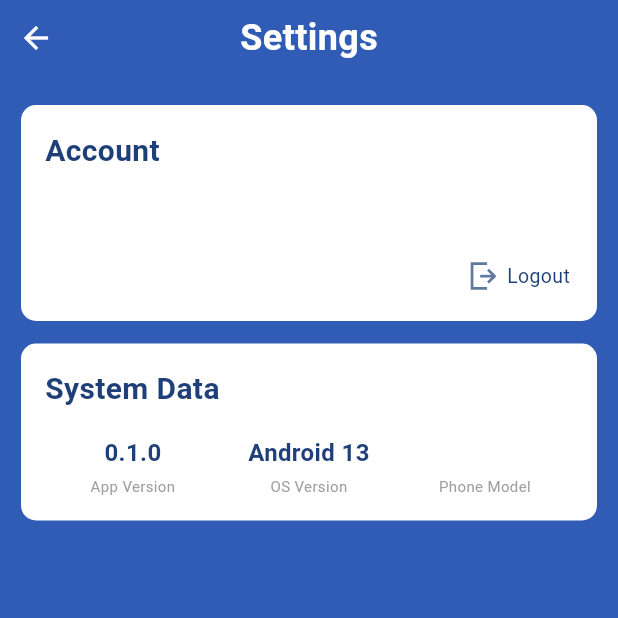
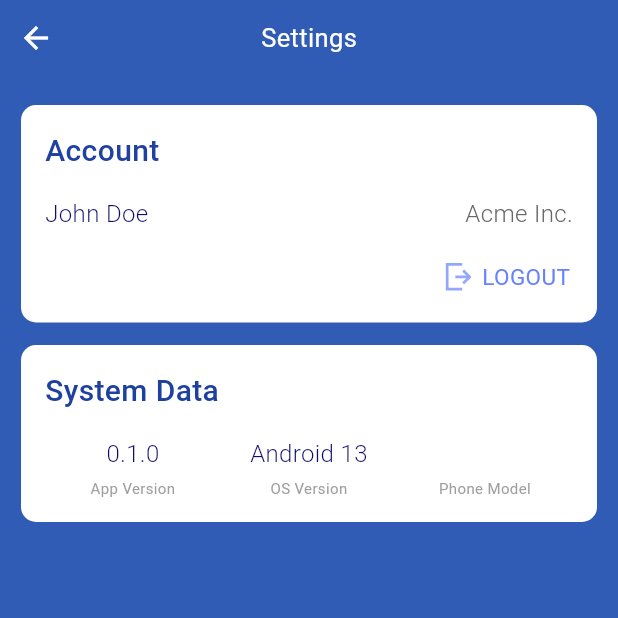
Before and after one commit to procion1302/mcc, a Flutter app: the SettingsScreen screen opened directly, on a phone screen of 412 x 824 dp, the top half of it. Run offline on Flutter 3.47's test engine with Material 3 defaults, Android fonts, the phone set to English and light mode, and no system bars; our stand-ins replace device_info_plus, flutter_svg, package_info_plus; accounts and stored records are empty.

Commit message:
Improving settings design. Adding logout

```diff
--- a/lib/account_cell.dart
+++ b/lib/account_cell.dart
@@ -13,8 +13,9 @@ class User {
 
 class AccountCell extends StatelessWidget {
   final User user;
+  final VoidCallback onLogout;
 
-  const AccountCell({super.key, required this.user});
+  const AccountCell({super.key, required this.user, required this.onLogout});
 
   @override
   Widget build(BuildContext context) {
@@ -31,8 +32,8 @@ class AccountCell extends StatelessWidget {
             'Account',
             style: TextStyle(
               fontSize: 20,
-              fontWeight: FontWeight.bold,
-              color: Color.fromRGBO(30, 63, 120, 1),
+              fontWeight: FontWeight.w500,
+              color: Color.fromRGBO(33, 65, 160, 1),
             ),
           ),
 
@@ -45,16 +46,16 @@ class AccountCell extends StatelessWidget {
                 user.name,
                 style: const TextStyle(
                   fontSize: 16,
-                  fontWeight: FontWeight.w600,
-                  color: Color.fromRGBO(30, 63, 120, 1),
+                  fontWeight: FontWeight.w300,
+                  color: Color.fromRGBO(16, 13, 107, 1),
                 ),
               ),
               Text(
                 user.company,
                 style: const TextStyle(
                   fontSize: 16,
-                  fontWeight: FontWeight.w600,
-                  color: Color.fromRGBO(30, 63, 120, 1),
+                  fontWeight: FontWeight.w300,
+                  color: Color.fromRGBO(103, 103, 103, 1),
                 ),
               ),
             ],
@@ -65,9 +66,7 @@ class AccountCell extends StatelessWidget {
           Align(
             alignment: Alignment.centerRight,
             child: InkWell(
-              onTap: () {
-                // logout
-              },
+              onTap: onLogout,
               borderRadius: BorderRadius.circular(6),
               child: Padding(
                 padding: const EdgeInsets.symmetric(vertical: 4, horizontal: 2),
@@ -79,16 +78,16 @@ class AccountCell extends StatelessWidget {
                       width: 20,
                       height: 20,
                       colorFilter: const ColorFilter.mode(
-                        Color.fromRGBO(30, 63, 120, 1),
+                        Color.fromRGBO(103, 130, 255, 1),
                         BlendMode.srcIn,
                       ),
                     ),
                     const SizedBox(width: 6),
                     const Text(
-                      'Logout',
+                      'LOGOUT',
                       style: TextStyle(
-                        fontSize: 13,
-                        color: Color.fromRGBO(30, 63, 120, 1),
+                        fontSize: 15,
+                        color: Color.fromRGBO(103, 130, 255, 1),
                       ),
                     ),
                   ],
--- a/lib/api_service.dart
+++ b/lib/api_service.dart
@@ -8,6 +8,12 @@ class ApiService {
   static String? _password;
 
   static User? user;
+
+  static void logout() {
+    _login = null;
+    _password = null;
+    user = null;
+  }
 
   static String encoded(String login, String password) {
     return base64Encode(utf8.encode('$login:$password'));
--- a/lib/main.dart
+++ b/lib/main.dart
@@ -21,8 +21,7 @@ class MainApp extends StatelessWidget {
           elevation: 0,
         ),
       ),
-      home: const LoginScreen(),
-      //const SettingsScreen(user: User(name: 'John Doe', company: 'Acme Inc.')),
+      home: const SettingsScreen(user: User(name: 'John Doe', company: 'Acme Inc.')),//const LoginScreen(),
     );
   }
 }
--- a/lib/settings_list.dart
+++ b/lib/settings_list.dart
@@ -3,6 +3,8 @@ import 'account_cell.dart';
 import 'system_cell.dart';
 import 'package:package_info_plus/package_info_plus.dart';
 import 'package:device_info_plus/device_info_plus.dart';
+import 'login.dart';
+import 'api_service.dart';
 
 class SettingsScreen extends StatefulWidget {
   final User? user;
@@ -48,16 +50,14 @@ class _SettingsScreenState extends State<SettingsScreen> {
                       'Settings',
                       style: TextStyle(
                         color: Colors.white,
-            fontSize: 24,
-            fontWeight: FontWeight.bold,
+                        fontSize: 17,
+                        fontWeight: FontWeight.normal,
                       ),
                     ),
                   ),
                   Align(
                     alignment: Alignment.centerLeft,
-        child: BackButton(
-          color: Colors.white,
-        ),
+                    child: BackButton(color: Colors.white),
                   ),
                 ],
               ),
@@ -70,7 +70,19 @@ const SizedBox(height: 20),
                 padding: const EdgeInsets.fromLTRB(14, 0, 14, 14),
                 children: [
                   if (widget.user != null) ...[
-                    AccountCell(user: widget.user!),
+                    AccountCell(
+                      user: widget.user!,
+                      onLogout: () {
+                        // Здесь будет логика выхода из аккаунта
+                        ApiService.logout();
+                        Navigator.of(context).pushAndRemoveUntil(
+                          MaterialPageRoute(
+                            builder: (_) => const LoginScreen(),
+                          ),
+                          (route) => false,
+                        );
+                      },
+                    ),
                     const SizedBox(height: 15),
                   ],
 
--- a/lib/system_cell.dart
+++ b/lib/system_cell.dart
@@ -72,9 +72,9 @@ class SystemCell extends StatelessWidget {
             'System Data',
             style: TextStyle(
               fontSize: 20,
-              fontWeight: FontWeight.bold,
-              color: Color.fromRGBO(30, 63, 120, 1),
-            ),
+              fontWeight: FontWeight.w500,
+                color: Color.fromRGBO(30, 65, 160, 1),
+              ),
           ),
           const SizedBox(height: 16),
           Row(
@@ -120,8 +120,8 @@ class _SystemItem extends StatelessWidget {
           value,
           style: const TextStyle(
             fontSize: 16,
-            fontWeight: FontWeight.w600,
-            color: Color.fromRGBO(30, 63, 120, 1),
+            fontWeight: FontWeight.w300,
+            color: Color.fromRGBO(16, 13, 107, 1),
           ),
           textAlign: TextAlign.center,
         ),
```
Lines whose indentation alone changed are shown as unchanged.
